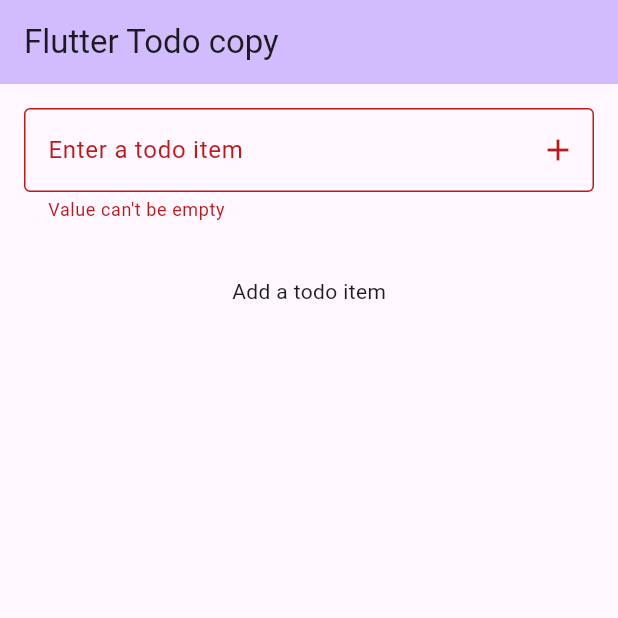
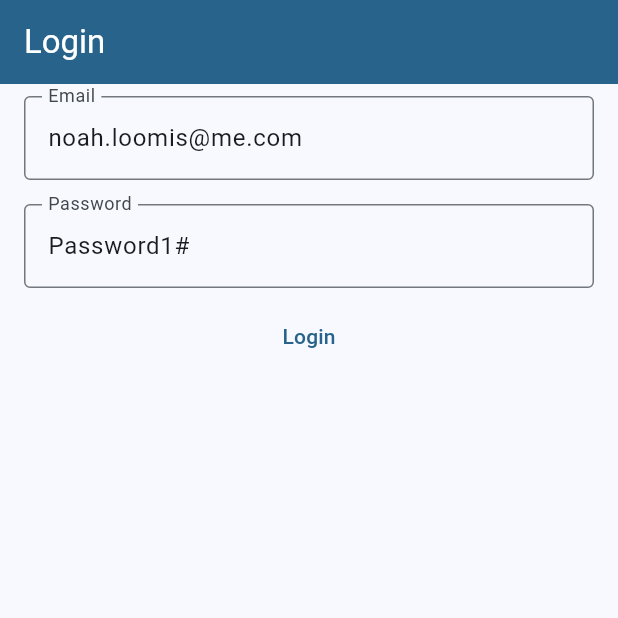
Before and after one commit to NoahMLoomis/flutter_todo_app, a Flutter app: the screen it shows after launch, on a phone screen of 412 x 824 dp, the top half of it. Run offline on Flutter 3.47's test engine with Material 2 defaults, Android fonts, the phone set to English and light mode, and no system bars; our stand-ins replace firebase_auth, firebase_core, go_router; accounts and stored records are empty.

Commit message:
more features

```diff
--- a/lib/main.dart
+++ b/lib/main.dart
@@ -1,205 +1,50 @@
 import 'package:flutter/material.dart';
+import 'package:go_router/go_router.dart';
 import 'package:provider/provider.dart';
-import 'package:todo_app_copy/models.dart';
+import 'package:todo_app_copy/screens/login.dart';
 
-void main() {
-  runApp(const MyApp());
+import 'screens/home.dart';
+import 'screens/register.dart';
+import 'providers/app.dart';
+
+void main() async {
+  WidgetsFlutterBinding.ensureInitialized();
+  runApp(const TodoApp());
 }
 
-class MyApp extends StatelessWidget {
-  const MyApp({super.key});
+final _router = GoRouter(
+  routes: [
+    GoRoute(
+      path: "/",
+      builder: (context, state) => LoginPage(),
+    ),
+    GoRoute(
+      path: "/register",
+      builder: (context, state) => RegisterPage(),
+    ),
+    GoRoute(
+      path: '/todo',
+      builder: (context, state) => HomePage(),
+    ),
+  ],
+);
+
+class TodoApp extends StatelessWidget {
+  const TodoApp({super.key});
 
   // This widget is the root of your application.
   @override
   Widget build(BuildContext context) {
     return ChangeNotifierProvider(
       create: (context) => MyAppState(),
-      child: MaterialApp(
+      child: MaterialApp.router(
         title: 'Flutter Demo',
         theme: ThemeData(
-          colorScheme: ColorScheme.fromSeed(seedColor: Colors.deepPurple),
+          colorScheme: ColorScheme.fromSeed(seedColor: Colors.lightBlue),
           useMaterial3: true,
         ),
-        home: const MyHomePage(),
+        routerConfig: _router,
       ),
     );
   }
 }
-
-class MyAppState extends ChangeNotifier {
-  List<Todo> todos = [];
-
-  void addItem(String title) {
-    todos.add(Todo(title: title, selected: false));
-    notifyListeners();
-  }
-
-  void removeItem(Todo todo) {
-    todos.removeWhere((element) => element == todo);
-    notifyListeners();
-  }
-
-  void toggleItem(Todo todo) {
-    todo.toggleSelected();
-    notifyListeners();
-  }
-
-  void handleReorder(int oldIndex, int newIndex) {
-    if (oldIndex < newIndex) {
-      newIndex -= 1;
-    }
-    final Todo item = todos.removeAt(oldIndex);
-    todos.insert(newIndex, item);
-    notifyListeners();
-  }
-}
-
-class MyHomePage extends StatefulWidget {
-  const MyHomePage({super.key});
-
-  @override
-  State<MyHomePage> createState() => _MyHomePageState();
-}
-
-class _MyHomePageState extends State<MyHomePage> {
-  @override
-  Widget build(BuildContext context) {
-    return Scaffold(
-      appBar: AppBar(
-        backgroundColor: Theme.of(context).colorScheme.inversePrimary,
-        title: const Text("Flutter Todo copy"),
-      ),
-      body: Column(
-        children: [
-          Input(),
-          SizedBox(height: 20),
-          TodoList(),
-        ],
-      ),
-    );
-  }
-}
-
-class TodoList extends StatelessWidget {
-  const TodoList({
-    super.key,
-  });
-
-  TextStyle? _getTextStyle(bool checked) {
-    if (!checked) return null;
-
-    return const TextStyle(
-      color: Colors.black54,
-      decoration: TextDecoration.lineThrough,
-    );
-  }
-
-  @override
-  Widget build(BuildContext context) {
-    var appState = context.watch<MyAppState>();
-    if (appState.todos.isEmpty) return Text("Add a todo item");
-
-    return ReorderableListView.builder(
-      onReorder: appState.handleReorder,
-      scrollDirection: Axis.vertical,
-      shrinkWrap: true,
-      itemCount: appState.todos.length,
-      itemBuilder: (context, i) {
-        return Padding(
-          key: ValueKey(appState.todos[i]),
-          padding: const EdgeInsets.all(8.0),
-          child: Container(
-            decoration: BoxDecoration(
-              borderRadius: BorderRadius.circular(10),
-              boxShadow: [
-                BoxShadow(
-                  color: Colors.grey.withOpacity(0.2),
-                  spreadRadius: 1,
-                  blurRadius: 2,
-                  offset: const Offset(0, 3),
-                )
-              ],
-            ),
-            child: ListTile(
-              leading: Checkbox(
-                value: appState.todos[i].selected,
-                onChanged: (value) {
-                  appState.toggleItem(appState.todos[i]);
-                },
-              ),
-              title: Row(
-                children: [
-                  Expanded(
-                    child: Text(
-                      appState.todos[i].title,
-                      style: _getTextStyle(appState.todos[i].selected),
-                    ),
-                  ),
-                  IconButton(
-                    icon: const Icon(
-                      Icons.delete_outlined,
-                      color: Colors.red,
-                    ),
-                    onPressed: () => appState.removeItem(appState.todos[i]),
-                  )
-                ],
-              ),
-            ),
-          ),
-        );
-      },
-    );
-  }
-}
-
-class Input extends StatefulWidget {
-  const Input({
-    super.key,
-  });
-
-  @override
-  State<Input> createState() => _InputState();
-}
-
-class _InputState extends State<Input> {
-  bool fieldNotEmpty = false;
-
-  @override
-  Widget build(BuildContext context) {
-    var appState = context.watch<MyAppState>();
-    final TextEditingController textFieldController = TextEditingController();
-
-    void addItem() {
-      setState(() {
-        fieldNotEmpty = textFieldController.text.isNotEmpty;
-      });
-      if (fieldNotEmpty) {
-        appState.addItem(textFieldController.text);
-        textFieldController.clear();
-      }
-    }
-
-    return Padding(
-      padding: const EdgeInsets.all(8.0),
-      child: Column(
-        mainAxisAlignment: MainAxisAlignment.start,
-        children: <Widget>[
-          Padding(
-            padding: const EdgeInsets.all(8.0),
-            child: TextField(
-              controller: textFieldController,
-              decoration: InputDecoration(
-                  border: const OutlineInputBorder(),
-                  errorText: fieldNotEmpty ? null : "Value can't be empty",
-                  labelText: "Enter a todo item",
-                  suffixIcon: IconButton(
-                    onPressed: addItem,
-                    icon: const Icon(Icons.add),
-                  )),
-            ),
-          ),
-        ],
-      ),
-    );
-  }
-}
--- /dev/null
+++ b/lib/screens/login.dart
@@ -0,0 +1,65 @@
+import 'package:firebase_auth/firebase_auth.dart';
+import 'package:firebase_core/firebase_core.dart';
+import 'package:flutter/material.dart';
+
+import '../firebase_options.dart';
+import '../widgets/input.dart';
+
+class LoginPage extends StatelessWidget {
+  const LoginPage({super.key});
+
+  @override
+  Widget build(BuildContext context) {
+    final TextEditingController emailTextController =
+        TextEditingController(text: "noah.loomis@me.com");
+    final TextEditingController passwordTextController =
+        TextEditingController(text: "Password1#");
+    return Scaffold(
+      appBar: AppBar(
+        backgroundColor: Theme.of(context).colorScheme.primary,
+        title: const Text(
+          "Login",
+          style: TextStyle(color: Colors.white),
+        ),
+      ),
+      body: FutureBuilder(
+        future: Firebase.initializeApp(
+          options: DefaultFirebaseOptions.currentPlatform,
+        ),
+        builder: (context, snapshot) {
+          switch (snapshot.connectionState) {
+            case ConnectionState.done:
+              return Column(
+                children: [
+                  EmailTextInput(textController: emailTextController),
+                  PasswordTextInput(
+                    textController: passwordTextController,
+                  ),
+                  Center(
+                    child: TextButton(
+                      onPressed: () async {
+                        try {
+                          await FirebaseAuth.instance
+                              .signInWithEmailAndPassword(
+                            email: emailTextController.text,
+                            password: passwordTextController.text,
+                          );
+                        } on FirebaseAuthException catch (e) {
+                          if (e.code == "INVALID_LOGIN_CREDENTIALS") {
+                            print("Invalid user credentials");
+                          }
+                        }
+                      },
+                      child: const Text("Login"),
+                    ),
+                  )
+                ],
+              );
+            default:
+              return const Text("Loading");
+          }
+        },
+      ),
+    );
+  }
+}
--- /dev/null
+++ b/lib/widgets/input.dart
@@ -0,0 +1,122 @@
+import 'package:flutter/material.dart';
+import 'package:provider/provider.dart';
+import 'package:todo_app_copy/providers/app.dart';
+
+class AddTodoTextInput extends StatefulWidget {
+  const AddTodoTextInput({
+    super.key,
+  });
+
+  @override
+  State<AddTodoTextInput> createState() => _InputState();
+}
+
+class _InputState extends State<AddTodoTextInput> {
+  bool fieldNotEmpty = true;
+  @override
+  Widget build(BuildContext context) {
+    var appState = context.watch<MyAppState>();
+    final TextEditingController textFieldController = TextEditingController();
+
+    void addItem() {
+      setState(() {
+        fieldNotEmpty = textFieldController.text.isNotEmpty;
+      });
+      if (fieldNotEmpty) {
+        appState.addItem(textFieldController.text);
+        textFieldController.clear();
+      }
+    }
+
+    return Padding(
+      padding: const EdgeInsets.all(8.0),
+      child: Column(
+        mainAxisAlignment: MainAxisAlignment.start,
+        children: <Widget>[
+          Padding(
+            padding: const EdgeInsets.all(8.0),
+            child: TextField(
+              controller: textFieldController,
+              decoration: InputDecoration(
+                  border: const OutlineInputBorder(),
+                  errorText: fieldNotEmpty ? null : "Value can't be empty",
+                  labelText: "Enter a todo item",
+                  suffixIcon: IconButton(
+                    onPressed: addItem,
+                    icon: const Icon(Icons.add),
+                  )),
+            ),
+          ),
+        ],
+      ),
+    );
+  }
+}
+
+class EmailTextInput extends StatefulWidget {
+  const EmailTextInput({super.key, required this.textController});
+
+  final TextEditingController textController;
+  @override
+  State<EmailTextInput> createState() => _EmailTextInputState();
+}
+
+class _EmailTextInputState extends State<EmailTextInput> {
+  bool fieldNotEmpty = true;
+  @override
+  Widget build(BuildContext context) {
+    return Padding(
+      padding: const EdgeInsets.all(8.0),
+      child: Column(
+        mainAxisAlignment: MainAxisAlignment.start,
+        children: <Widget>[
+          Padding(
+            padding: const EdgeInsets.symmetric(horizontal: 8.0),
+            child: TextField(
+              controller: widget.textController,
+              decoration: InputDecoration(
+                border: const OutlineInputBorder(),
+                errorText: fieldNotEmpty ? null : "Value can't be empty",
+                labelText: "Email",
+              ),
+            ),
+          ),
+        ],
+      ),
+    );
+  }
+}
+
+class PasswordTextInput extends StatefulWidget {
+  const PasswordTextInput({super.key, required this.textController});
+  final TextEditingController textController;
+
+  @override
+  State<PasswordTextInput> createState() => _PasswordTextInputState();
+}
+
+class _PasswordTextInputState extends State<PasswordTextInput> {
+  bool fieldNotEmpty = true;
+  @override
+  Widget build(BuildContext context) {
+    return Padding(
+      padding: const EdgeInsets.symmetric(horizontal: 8.0),
+      child: Column(
+        mainAxisAlignment: MainAxisAlignment.start,
+        children: <Widget>[
+          Padding(
+            padding: const EdgeInsets.all(8.0),
+            child: TextField(
+              controller: widget.textController,
+              decoration: InputDecoration(
+                border: const OutlineInputBorder(),
+                errorText: fieldNotEmpty ? null : "Value can't be empty",
+                labelText: "Password",
+              ),
+            ),
+          ),
+        ],
+      ),
+    );
+  }
+}
--- a/pubspec.yaml
+++ b/pubspec.yaml
@@ -37,6 +37,9 @@ dependencies:
   # The following adds the Cupertino Icons font to your application.
   # Use with the CupertinoIcons class for iOS style icons.
   cupertino_icons: ^1.0.2
+  firebase_core: ^2.16.0
+  go_router: ^11.0.0
+  firebase_auth: ^4.10.0
 
 dev_dependencies:
   flutter_test:
```
Also changed, not shown: lib/providers/app.dart (added, +31 -0 lines), lib/screens/home.dart (added, +30 -0 lines), lib/screens/register.dart (added, +63 -0 lines), lib/widgets/todoList.dart (added, +81 -0 lines), lib/firebase_options.dart (added), lib/models/todo.dart (renamed from lib/models.dart), pubspec.lock, 9 other files.
